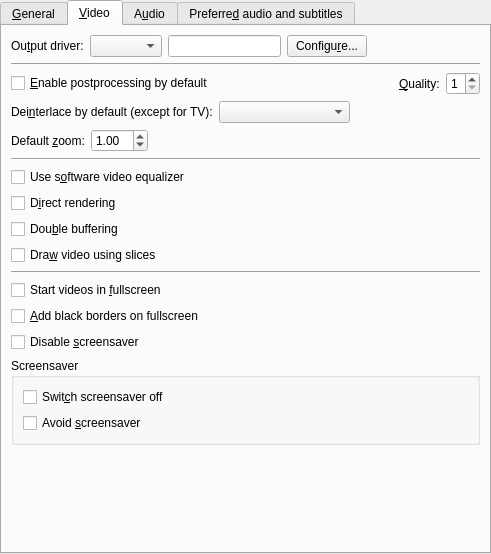
Old version of the form src/gui/pref/general.ui in the repository wilbert2000/wzplayer.
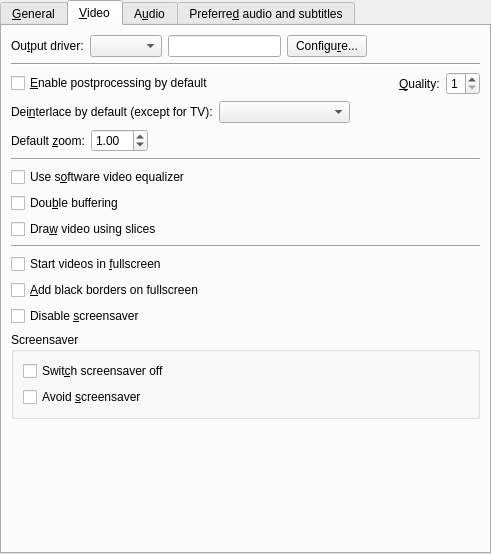
New version of the form. The open tabs and pages were chosen to show the change. Custom widgets are drawn as their Qt base class.

Commit message: Removed option direct rendering

Patch:
```diff
--- a/src/gui/pref/general.ui
+++ b/src/gui/pref/general.ui
@@ -492,13 +492,6 @@
          </property>
         </widget>
        </item>
-       <item>
-        <widget class="QCheckBox" name="direct_rendering_check">
-         <property name="text">
-          <string>D&amp;irect rendering</string>
-         </property>
-        </widget>
-       </item>
        <item>
         <widget class="QCheckBox" name="double_buffer_check">
          <property name="text">
```
Left out of the diff: 1 changed line with no effect on the pictures. The commit also changes 6 other files.
